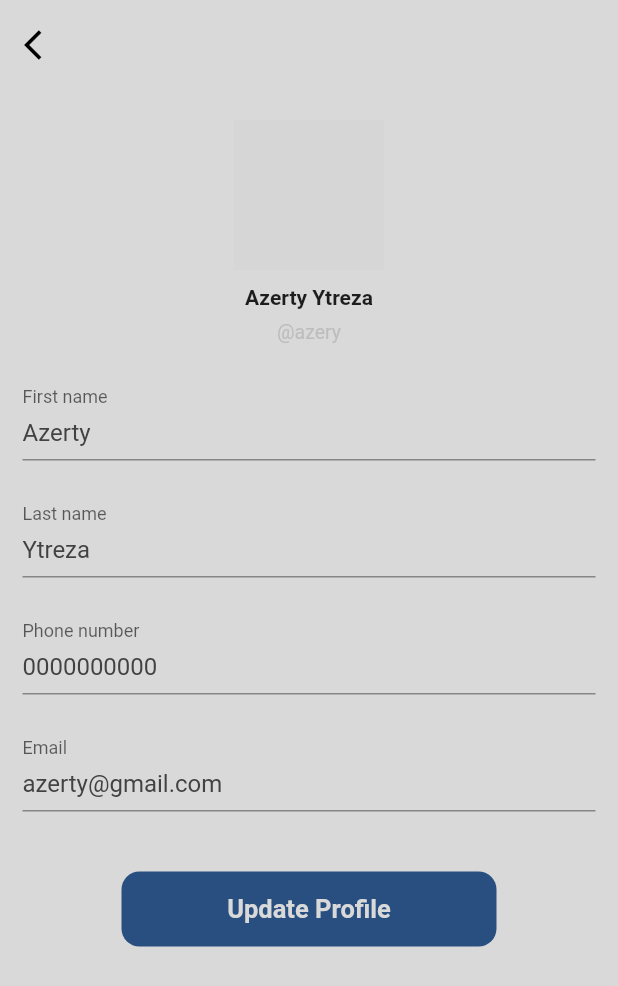
After one commit to Amelguedjali/TechLingo-Project, a Flutter app: the UpdateProfile screen opened directly, on a phone screen of 412 x 824 dp. The commit adds this screen. Shown: the top 986 px of the screen. Run offline on Flutter 3.47's test engine with Material 2 defaults, Android fonts, the phone set to English and light mode, and no system bars; missing offline and left inert: dart:ffi; grey boxes are pictures that could not be loaded.

Commit message:
Add files via upload

```diff
--- /dev/null
+++ b/lib/Update_Profile.dart
@@ -0,0 +1,145 @@
+import 'package:flutter/material.dart';
+import 'package:techlingo/Widgets.dart';
+import 'constant.dart';
+
+import 'Body_Profile.dart';
+
+class UpdateProfile extends StatefulWidget {
+  const UpdateProfile({Key? key}) : super(key: key);
+
+  @override
+  State<UpdateProfile> createState() => _UpdateProfileState();
+}
+
+class _UpdateProfileState extends State<UpdateProfile> {
+  @override
+  Widget build(BuildContext context) {
+    return Scaffold(
+      backgroundColor: white ,
+
+        appBar: AppBar(
+          brightness: Brightness.dark,
+          backgroundColor: Colors.transparent,
+          elevation: 0.0,
+          toolbarHeight: 60,
+
+
+          leading: IconButton(
+            icon: Icon(
+              Icons.arrow_back_ios,
+              color: Colors.black,
+
+            ),
+              onPressed: () {
+              Navigator.push(
+                  context, MaterialPageRoute(builder: (context) => Profile()));
+            },
+          ),
+
+        ),
+
+        body: Container(
+
+            padding: EdgeInsets.only(left: 15, top: 20, right: 15),
+            child: GestureDetector(
+                onTap: () {
+                  FocusScope.of(context).unfocus();
+                },
+
+                child: ListView(
+
+                  children: [
+                    Center(
+                      child: Stack(
+
+                        children: [
+
+                          Container(
+                            width: 100,
+                            height: 100,
+                            decoration: BoxDecoration(
+
+
+                              shape: BoxShape.circle,
+                              image: DecorationImage(
+                                fit: BoxFit.cover,
+                                image: AssetImage('assets/Profile.jfif')
+
+                              ),
+
+
+                            ),
+                          ),
+
+
+                //email textfield
+
+
+                      Positioned(
+                        bottom: 0,
+                        right: 0,
+                        child: Container(
+                          height: 32,
+                          width: 32 ,
+                          decoration: BoxDecoration(
+                            shape: BoxShape.circle,
+                            border: Border.all(
+                              width: 2,
+                              color: Colors.white,
+
+                            ),
+                            color: Colors.grey[350],
+                          ),
+                          child: Icon(
+                              Icons.edit,
+                              color: Colors.white,
+                            ),
+
+
+                        ),)
+                        ],
+                      ),
+
+
+
+        ),      //Login
+
+
+                SizedBox(height:10 ),
+                Container(
+
+                child : Center(
+                child : Text('Azerty Ytreza',
+                  style: TextStyle(
+                    fontWeight: FontWeight.bold,
+                    fontSize: 14,
+                  ),
+                ),
+
+                )),
+                SizedBox(height: 8),
+                Container(
+
+                child : Center(
+                child : Text('@azery',
+                  style: TextStyle(
+                    color: Colors.grey[400],
+                    fontSize: 13,
+                  ),
+                ),
+                ),),
+
+
+
+                SizedBox(height: 30),
+                    buildTextField("First name", "Azerty"),
+                    buildTextField("Last name", "Ytreza"),
+                    buildTextField("Phone number", "0000000000"),
+                    buildTextField("Email", "azerty@gmail.com",),
+                SizedBox(height: 10),
+
+                    ConfirmButton(),
+                  ],
+                ))));
+  }
+}
--- a/lib/Widgets.dart
+++ b/lib/Widgets.dart
@@ -1,6 +1,7 @@
 import 'package:flutter/material.dart';
 import 'package:flutter/cupertino.dart';
 import 'constant.dart';
+
 Widget buildLoginWithGoogle(){
  return Center(
    child: ElevatedButton(
@@ -88,10 +89,55 @@ Widget buildLoginWithGoogle(){
 
          onPressed: () {},
 
-       ),);
+       ),);}
+
+
+
+     Widget ConfirmButton(){
+       return Center(
+         child: ElevatedButton(
+           child : Text(
+             'Update Profile',
+             style: TextStyle(
+               color: white,
+               fontWeight: FontWeight.bold,
+               fontSize: 17,
+             ),
+           ),
+           style: ElevatedButton.styleFrom(
+             padding: const EdgeInsets.all(13),
+             fixedSize: Size(250, 50),
+             primary: blueF,
+             elevation: 0,
+             shape: RoundedRectangleBorder(borderRadius: BorderRadius.circular(12) ),
+           ),
+
+           onPressed: () {},
+
+         ),);
+ }
+
+
+Widget buildTextField(String labelText, String placeholder){
+  return Padding(
+    padding: EdgeInsets.only(bottom:30),
+
+    child: TextField(
+
+      decoration: InputDecoration(
+        contentPadding: EdgeInsets.only(bottom:5),
+        labelText: labelText,
+        floatingLabelBehavior: FloatingLabelBehavior.always,
+        hintText: placeholder,
+        hintStyle: TextStyle(
+          fontSize: 16,
+          color: Colors.grey[800],
+        ),
 
 
 
 
-
- }
+      ),
+    ),
+  );
+}
```
